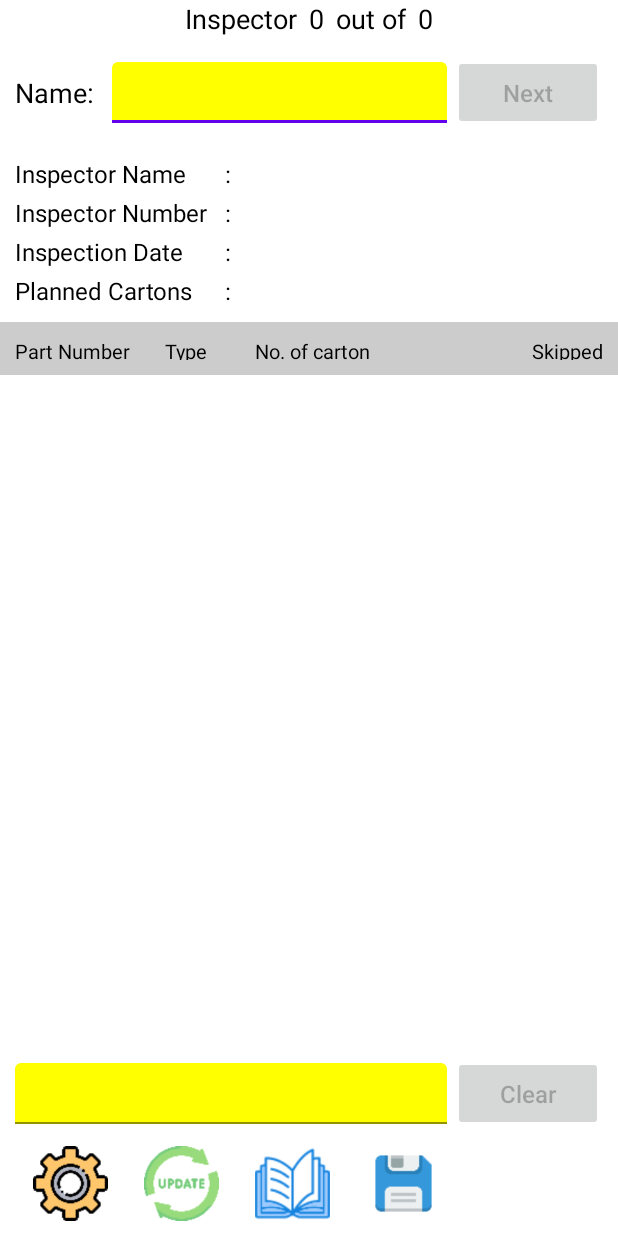
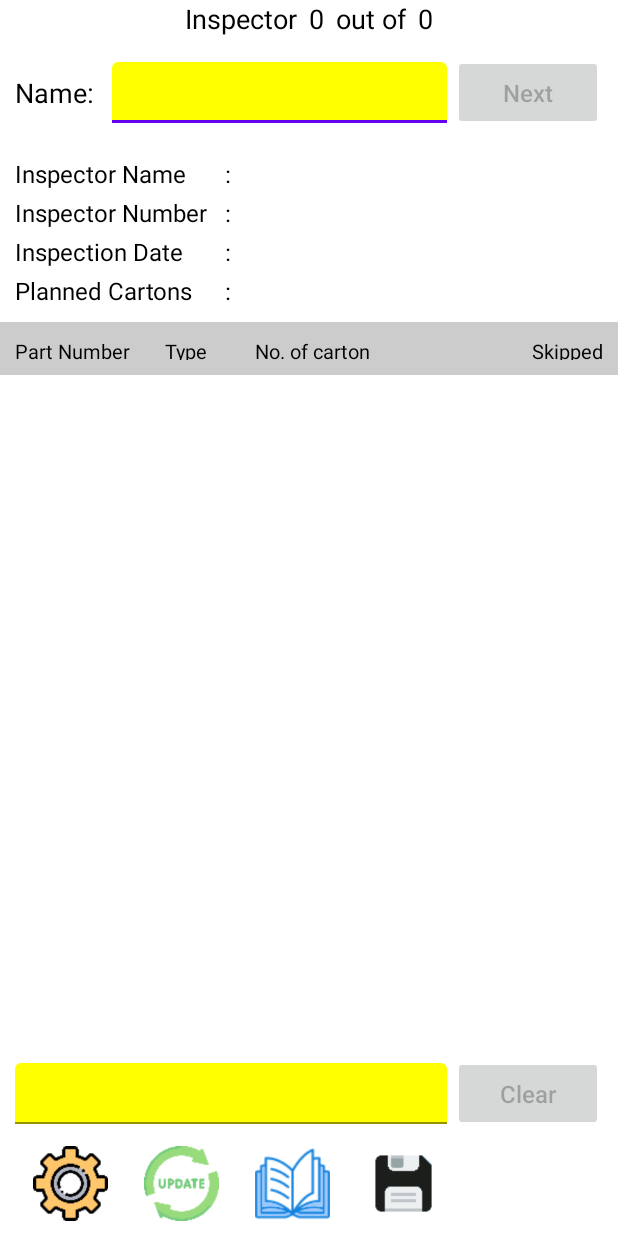
Before and after one commit to raphael-miranda/tischpacken, an Android app: the screen it shows after launch (MainActivity), on a phone screen of 412 x 824 dp. Run offline under Robolectric (Android 15) with nearby library versions, the phone set to English and light mode, and no system bars; libraries missing offline, so code that uses them is left out: com.hierynomus.msdtyp, com.hierynomus.mssmb2, com.hierynomus.smbj, org.apache.poi; 9 statements that could not run were skipped.

Commit message:
updated button icons.

```diff
--- /dev/null
+++ b/app/src/main/res/drawable/book_image_selector.xml
@@ -0,0 +1,4 @@
+<selector xmlns:android="http://schemas.android.com/apk/res/android">
+    <item android:state_enabled="true" android:drawable="@drawable/book_enabled"/>
+    <item android:state_enabled="false" android:drawable="@drawable/book_disabled"/>
+</selector>
--- /dev/null
+++ b/app/src/main/res/drawable/save_image_selector.xml
@@ -0,0 +1,4 @@
+<selector xmlns:android="http://schemas.android.com/apk/res/android">
+    <item android:state_enabled="true" android:drawable="@drawable/save_enabled"/>
+    <item android:state_enabled="false" android:drawable="@drawable/save_disabled"/>
+</selector>
--- a/app/src/main/res/layout/activity_main.xml
+++ b/app/src/main/res/layout/activity_main.xml
@@ -361,7 +361,7 @@
             android:id="@+id/btnViewRecord"
             android:layout_width="50dp"
             android:layout_height="50dp"
-            android:background="@drawable/book"
+            android:background="@drawable/book_image_selector"
             android:contentDescription="@string/view"
             android:layout_marginHorizontal="12dp"/>
 
@@ -369,7 +369,7 @@
             android:id="@+id/btnSave"
             android:layout_width="50dp"
             android:layout_height="50dp"
-            android:background="@drawable/save"
+            android:background="@drawable/save_image_selector"
             android:contentDescription="@string/save"
             android:layout_marginHorizontal="12dp" />
     </LinearLayout>
```
Also changed, not shown: app/src/main/java/com/qrcode/tischpacken/MainActivity.java (+8 -4 lines), app/src/main/res/drawable/book_disabled.png (added), app/src/main/res/drawable/book_enabled.png (renamed from app/src/main/res/drawable/book.png), app/src/main/res/drawable/save_disabled.png (added), app/src/main/res/drawable/save_enabled.png (renamed from app/src/main/res/drawable/save.png).
